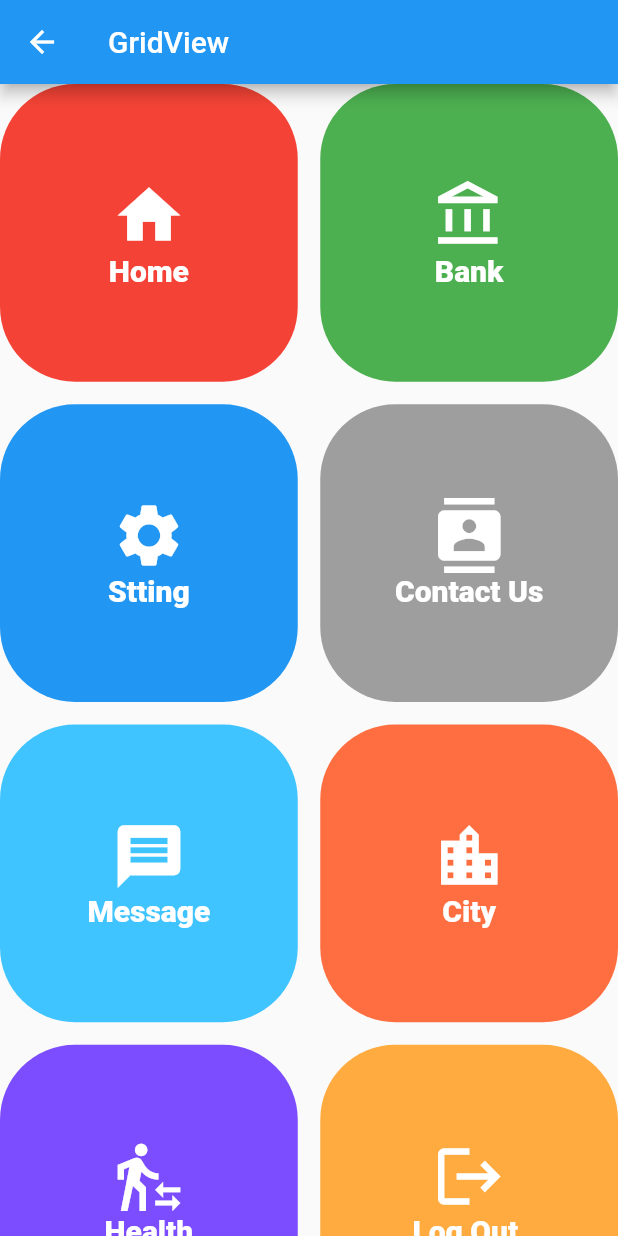
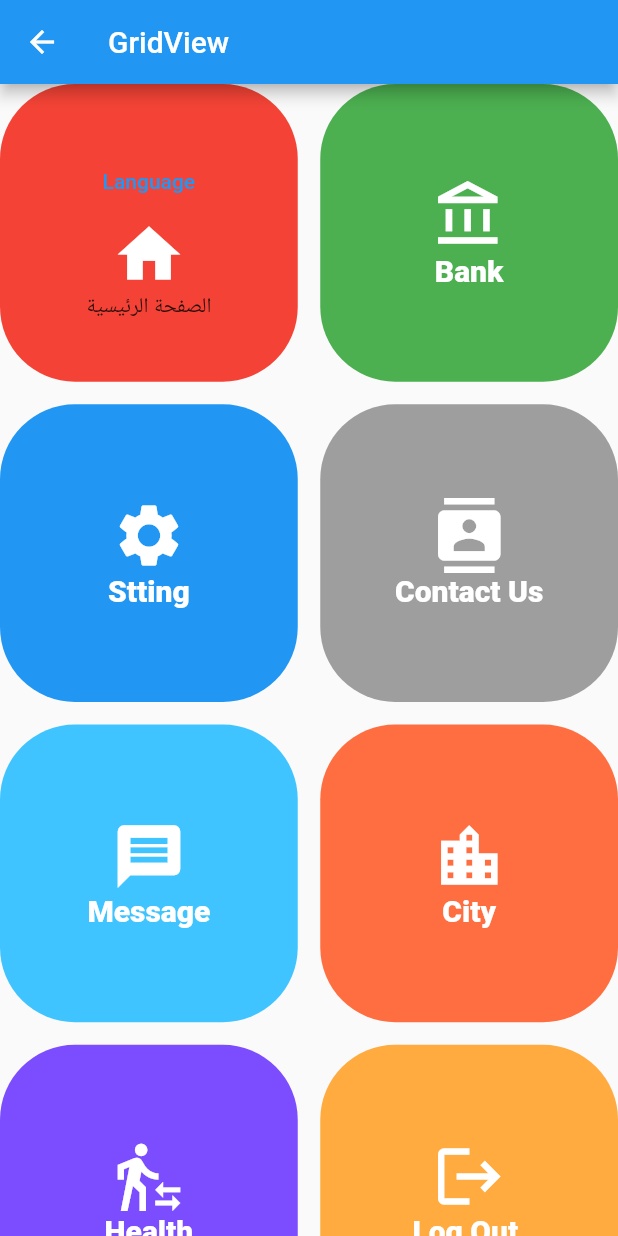
Before and after one commit to MAwais43/GamesApp, a Flutter app: the gridView screen opened directly, on a phone screen of 412 x 824 dp. Run offline on Flutter 3.47's test engine with Material 2 defaults, Android fonts, the phone set to English and light mode, and no system bars; our stand-ins replace image_picker, sizer; missing offline and left inert: agora_rtc_engine.

Commit message:
boolean Addition

```diff
--- a/lib/GridView.dart
+++ b/lib/GridView.dart
@@ -8,6 +8,11 @@ class gridView extends StatefulWidget {
 }
 
 class _gridViewState extends State<gridView> {
+
+  bool islanguage = false;
+  String Eng = 'Home';
+  String Arb = 'الصفحة الرئيسية';
+
   @override
   Widget build(BuildContext context) {
     return Scaffold(
@@ -23,13 +28,17 @@ class _gridViewState extends State<gridView> {
             child: Column(
               mainAxisAlignment: MainAxisAlignment.center,
               children: [
+                TextButton(
+                    onPressed: (){
+                      setState(() {
+                        islanguage = !islanguage;
+                      });
+                    },
+                    child: Text('Language')),
                 Icon(Icons.home,color: Colors.white,size: 50,),
-                Text('Home',style: TextStyle(
-                  fontSize: 20,
-                  color: Colors.white,
-                  fontWeight: FontWeight.w900
-                ),)
+                Text( islanguage == true ? Eng : Arb ),
               ],
+
             ),
             decoration: BoxDecoration(
               borderRadius: BorderRadius.circular(50),
--- /dev/null
+++ b/lib/constants.dart
@@ -0,0 +1,3 @@
+import 'package:flutter/material.dart';
+
+String eng = 'myname';
--- a/lib/detailScreen.dart
+++ b/lib/detailScreen.dart
@@ -13,10 +13,7 @@ class detailScreen extends StatefulWidget {
   @override
   State<detailScreen> createState() => _detailScreenState();
 }
-
 class _detailScreenState extends State<detailScreen> {
-
-
   @override
   Widget build(BuildContext context) {
     return Scaffold(
--- a/lib/main.dart
+++ b/lib/main.dart
@@ -34,8 +34,8 @@ class MyApp extends StatelessWidget {
           // is not restarted.
           primarySwatch: Colors.blue,
         ),
-        home: CameraGallery(),
-        // home: bottombar(),
+        // home: CameraGallery(),
+        home: gridView(),
       );
     });
   }
```
